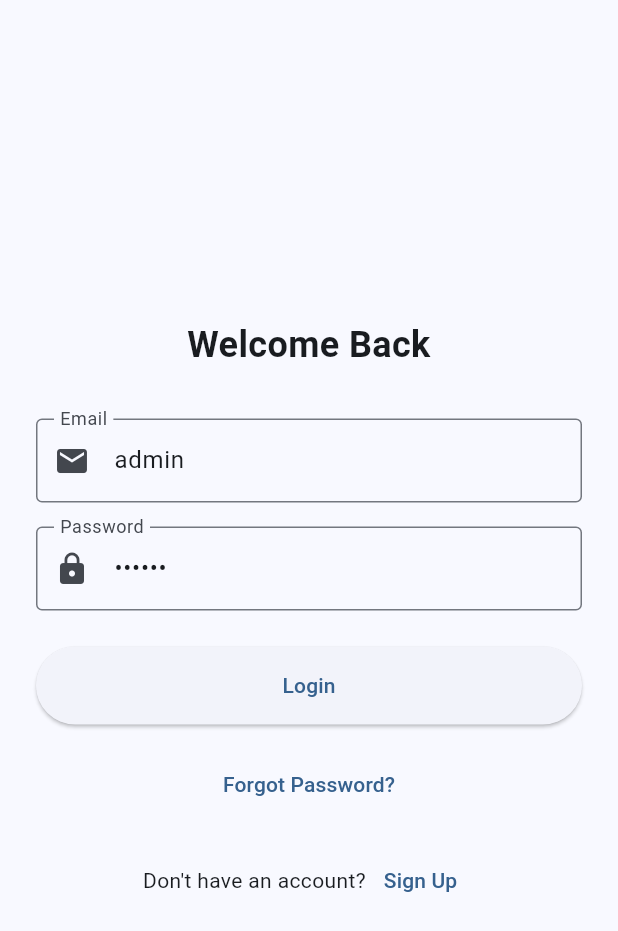
After one commit to linhnguyenphong99/django, a Flutter app: the AuthWrapper screen opened directly, item 4 of the bottom bar chosen, after a tap on "Logout", on a phone screen of 412 x 824 dp. The commit adds this screen. Shown: the top 931 px of the screen. Run offline on Flutter 3.47's test engine with Material 3 defaults, Android fonts, the phone set to English and light mode, and no system bars; our stand-ins replace shared_preferences; accounts and stored records are empty; network calls fail.

Commit message:
handle login

```diff
--- a/my_app/lib/main.dart
+++ b/my_app/lib/main.dart
@@ -3,6 +3,8 @@ import 'pages/home_page.dart';
 import 'pages/cart_page.dart';
 import 'pages/user_page.dart';
 import 'pages/category_page.dart';
+import 'pages/login.dart';
+import 'services/auth_service.dart';
 
 void main() {
   runApp(const MyApp());
@@ -19,7 +21,64 @@ class MyApp extends StatelessWidget {
         colorScheme: ColorScheme.fromSeed(seedColor: Colors.blue),
         useMaterial3: true,
       ),
-      home: const MainScreen(),
+      home: const AuthWrapper(),
+    );
+  }
+}
+
+class AuthWrapper extends StatefulWidget {
+  const AuthWrapper({super.key});
+
+  @override
+  State<AuthWrapper> createState() => _AuthWrapperState();
+}
+
+class _AuthWrapperState extends State<AuthWrapper> {
+  final _authService = AuthService();
+  bool _isLoading = true;
+
+  @override
+  void initState() {
+    super.initState();
+    _checkAuth();
+  }
+
+  Future<void> _checkAuth() async {
+    final token = await _authService.getToken();
+    if (mounted) {
+      setState(() {
+        _isLoading = false;
+      });
+    }
+  }
+
+  @override
+  Widget build(BuildContext context) {
+    if (_isLoading) {
+      return const Scaffold(
+        body: Center(
+          child: CircularProgressIndicator(),
+        ),
+      );
+    }
+
+    return FutureBuilder<String?>(
+      future: _authService.getToken(),
+      builder: (context, snapshot) {
+        if (snapshot.connectionState == ConnectionState.waiting) {
+          return const Scaffold(
+            body: Center(
+              child: CircularProgressIndicator(),
+            ),
+          );
+        }
+
+        if (snapshot.hasData && snapshot.data != null) {
+          return const MainScreen();
+        }
+
+        return const LoginPage();
+      },
     );
   }
 }
--- /dev/null
+++ b/my_app/lib/pages/login.dart
@@ -0,0 +1,181 @@
+import 'package:flutter/material.dart';
+import '/pages/register.dart';
+import '/services/auth_service.dart';
+import '/main.dart';
+
+class LoginPage extends StatefulWidget {
+  const LoginPage({super.key});
+
+  @override
+  State<LoginPage> createState() => _LoginPageState();
+}
+
+class _LoginPageState extends State<LoginPage> {
+  final _formKey = GlobalKey<FormState>();
+  final _usernameController = TextEditingController(text: 'admin');
+  final _passwordController = TextEditingController(text: '123456');
+  final _authService = AuthService();
+  bool _isLoading = false;
+
+  @override
+  void dispose() {
+    _usernameController.dispose();
+    _passwordController.dispose();
+    super.dispose();
+  }
+
+  Future<void> _handleLogin() async {
+    if (_formKey.currentState!.validate()) {
+      setState(() {
+        _isLoading = true;
+      });
+
+      try {
+        await _authService.login(
+          _usernameController.text,
+          _passwordController.text,
+        );
+
+        if (mounted) {
+          // Get user data after successful login
+          final userData = await _authService.getUserData();
+          print(userData);
+          if (userData != null) {
+            // You can use userData to display user information
+            // For example, update the UserPage with the actual user data
+          }
+
+          Navigator.pushReplacement(
+            context,
+            MaterialPageRoute(builder: (context) => const MainScreen()),
+          );
+        }
+      } catch (e) {
+        if (mounted) {
+          String errorMessage = 'Login failed';
+          if (e.toString().contains('CSRF')) {
+            errorMessage = 'Session expired. Please try again.';
+          } else if (e.toString().contains('Network')) {
+            errorMessage = 'Network error. Please check your connection.';
+          }
+
+          ScaffoldMessenger.of(context).showSnackBar(
+            SnackBar(
+              content: Text(errorMessage),
+              backgroundColor: Colors.red,
+            ),
+          );
+        }
+      } finally {
+        if (mounted) {
+          setState(() {
+            _isLoading = false;
+          });
+        }
+      }
+    }
+  }
+
+  @override
+  Widget build(BuildContext context) {
+    return Scaffold(
+      body: SafeArea(
+        child: Center(
+          child: SingleChildScrollView(
+            padding: const EdgeInsets.all(24.0),
+            child: Form(
+              key: _formKey,
+              child: Column(
+                mainAxisAlignment: MainAxisAlignment.center,
+                crossAxisAlignment: CrossAxisAlignment.stretch,
+                children: [
+                  const Text(
+                    'Welcome Back',
+                    style: TextStyle(
+                      fontSize: 24,
+                      fontWeight: FontWeight.bold,
+                    ),
+                    textAlign: TextAlign.center,
+                  ),
+                  const SizedBox(height: 32),
+                  TextFormField(
+                    controller: _usernameController,
+                    keyboardType: TextInputType.emailAddress,
+                    decoration: const InputDecoration(
+                      labelText: 'Email',
+                      border: OutlineInputBorder(),
+                      prefixIcon: Icon(Icons.email),
+                    ),
+                    validator: (value) {
+                      if (value == null || value.isEmpty) {
+                        return 'Please enter your email';
+                      }
+                      // if (!value.contains('@')) {
+                      //   return 'Please enter a valid email';
+                      // }
+                      return null;
+                    },
+                  ),
+                  const SizedBox(height: 16),
+                  TextFormField(
+                    controller: _passwordController,
+                    obscureText: true,
+                    decoration: const InputDecoration(
+                      labelText: 'Password',
+                      border: OutlineInputBorder(),
+                      prefixIcon: Icon(Icons.lock),
+                    ),
+                    validator: (value) {
+                      if (value == null || value.isEmpty) {
+                        return 'Please enter your password';
+                      }
+                      if (value.length < 6) {
+                        return 'Password must be at least 6 characters';
+                      }
+                      return null;
+                    },
+                  ),
+                  const SizedBox(height: 24),
+                  ElevatedButton(
+                    onPressed: _isLoading ? null : _handleLogin,
+                    style: ElevatedButton.styleFrom(
+                      padding: const EdgeInsets.symmetric(vertical: 16),
+                    ),
+                    child: _isLoading
+                        ? const CircularProgressIndicator()
+                        : const Text('Login'),
+                  ),
+                  const SizedBox(height: 16),
+                  TextButton(
+                    onPressed: () {
+                      // TODO: Implement forgot password
+                    },
+                    child: const Text('Forgot Password?'),
+                  ),
+                  const SizedBox(height: 16),
+                  Row(
+                    mainAxisAlignment: MainAxisAlignment.center,
+                    children: [
+                      const Text("Don't have an account?"),
+                      TextButton(
+                        onPressed: () {
+                          Navigator.push(
+                            context,
+                            MaterialPageRoute(
+                              builder: (context) => const RegisterPage(),
+                            ),
+                          );
+                        },
+                        child: const Text('Sign Up'),
+                      ),
+                    ],
+                  ),
+                ],
+              ),
+            ),
+          ),
+        ),
+      ),
+    );
+  }
+}
--- a/my_app/lib/pages/user_page.dart
+++ b/my_app/lib/pages/user_page.dart
@@ -1,10 +1,79 @@
 import 'package:flutter/material.dart';
+import '/services/auth_service.dart';
+import '/pages/login.dart';
 
-class UserPage extends StatelessWidget {
+class UserPage extends StatefulWidget {
   const UserPage({super.key});
 
   @override
+  State<UserPage> createState() => _UserPageState();
+}
+
+class _UserPageState extends State<UserPage> {
+  final _authService = AuthService();
+  Map<String, dynamic>? _userData;
+  bool _isLoading = true;
+
+  @override
+  void initState() {
+    super.initState();
+    _loadUserData();
+  }
+
+  Future<void> _loadUserData() async {
+    try {
+      final userData = await _authService.getUserData();
+      if (mounted) {
+        setState(() {
+          _userData = userData;
+          _isLoading = false;
+        });
+      }
+    } catch (e) {
+      if (mounted) {
+        setState(() {
+          _isLoading = false;
+        });
+      }
+    }
+  }
+
+  Future<void> _handleLogout(BuildContext context) async {
+    try {
+      await _authService.logout();
+
+      if (context.mounted) {
+        Navigator.pushAndRemoveUntil(
+          context,
+          MaterialPageRoute(builder: (context) => const LoginPage()),
+          (route) => false,
+        );
+      }
+    } catch (e) {
+      if (context.mounted) {
+        ScaffoldMessenger.of(context).showSnackBar(
+          const SnackBar(
+            content: Text('Failed to logout. Please try again.'),
+            backgroundColor: Colors.red,
+          ),
+        );
+      }
+    }
+  }
+
+  @override
   Widget build(BuildContext context) {
+    if (_isLoading) {
+      return const Scaffold(
+        body: Center(
+          child: CircularProgressIndicator(),
+        ),
+      );
+    }
+
+    final userName = _userData?['name'] ?? 'User';
+    final userEmail = _userData?['email'] ?? 'No email available';
+
     return Scaffold(
       appBar: AppBar(
         title: const Text('Profile'),
@@ -30,19 +99,19 @@ class UserPage extends StatelessWidget {
             ),
           ),
           const SizedBox(height: 16),
-          const Center(
+          Center(
             child: Text(
-              'John Doe',
-              style: TextStyle(
+              userName,
+              style: const TextStyle(
                 fontSize: 24,
                 fontWeight: FontWeight.bold,
               ),
             ),
           ),
-          const Center(
+          Center(
             child: Text(
-              'john.doe@example.com',
-              style: TextStyle(
+              userEmail,
+              style: const TextStyle(
                 color: Colors.grey,
               ),
             ),
@@ -94,9 +163,7 @@ class UserPage extends StatelessWidget {
               'Logout',
               style: TextStyle(color: Colors.red),
             ),
-            onTap: () {
-              // TODO: Handle logout
-            },
+            onTap: () => _handleLogout(context),
           ),
         ],
       ),
--- /dev/null
+++ b/my_app/lib/services/auth_service.dart
@@ -0,0 +1,85 @@
+import 'dart:convert';
+import 'package:http/http.dart' as http;
+import 'package:shared_preferences/shared_preferences.dart';
+
+class AuthService {
+  static const String baseUrl =
+      'http://localhost/api/v1'; // Updated to Django's default port
+  static const String tokenKey = 'auth_token';
+  static const String csrfTokenKey = 'csrf_token';
+
+  Future<String?> login(String username, String password) async {
+    try {
+      final response = await http.post(
+        Uri.parse('$baseUrl/token/login'),
+        headers: {
+          'Content-Type': 'application/json',
+        },
+        body: json.encode({
+          'username': username,
+          'password': password,
+        }),
+      );
+
+      if (response.statusCode == 200) {
+        final data = json.decode(response.body);
+
+        String? token;
+        if (data['auth_token'] != null) {
+          token = data['auth_token'] as String;
+        }
+
+        final prefs = await SharedPreferences.getInstance();
+        await prefs.setString(tokenKey, token ?? '');
+        print(token);
+        return token;
+      } else {
+        final errorData = json.decode(response.body);
+        throw Exception(errorData['error'] ?? 'Login failed');
+      }
+    } catch (e) {
+      throw Exception('Login error: $e');
+    }
+  }
+
+  Future<void> logout() async {
+    try {
+      final prefs = await SharedPreferences.getInstance();
+      final csrfToken = prefs.getString(csrfTokenKey);
+
+      if (csrfToken != null) {
+        await http.post(
+          Uri.parse('$baseUrl/logout/'),
+          headers: {
+            'X-CSRFToken': csrfToken,
+          },
+        );
+      }
+
+      // Clear all stored data
+      await prefs.remove(tokenKey);
+      await prefs.remove(csrfTokenKey);
+      await prefs.remove('user_data');
+    } catch (e) {
+      // Even if the API call fails, we still want to clear local data
+      final prefs = await SharedPreferences.getInstance();
+      await prefs.remove(tokenKey);
+      await prefs.remove(csrfTokenKey);
+      await prefs.remove('user_data');
+    }
+  }
+
+  Future<String?> getToken() async {
+    final prefs = await SharedPreferences.getInstance();
+    return prefs.getString(tokenKey);
+  }
+
+  Future<Map<String, dynamic>?> getUserData() async {
+    final prefs = await SharedPreferences.getInstance();
+    final userData = prefs.getString('user_data');
+    if (userData != null) {
+      return json.decode(userData);
+    }
+    return null;
+  }
+}
--- a/my_app/pubspec.yaml
+++ b/my_app/pubspec.yaml
@@ -32,6 +32,7 @@ dependencies:
     sdk: flutter
   cupertino_icons: ^1.0.2
   http: ^1.1.0
+  shared_preferences: ^2.2.2
 
 
   # The following adds the Cupertino Icons font to your application.
```
Also changed, not shown: my_app/lib/pages/register.dart (added, +147 -0 lines), my_app/pubspec.lock, 11 other files.
